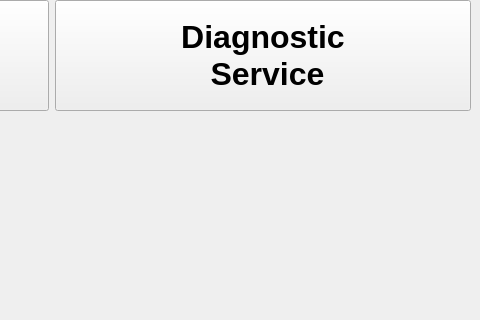
Qt form mainwindow.ui (solarpieter/SP515_Display_2) before a commit; both pictures show x 800 to 1280 and y 400 to 720 of the 1280 by 720 pixel window.
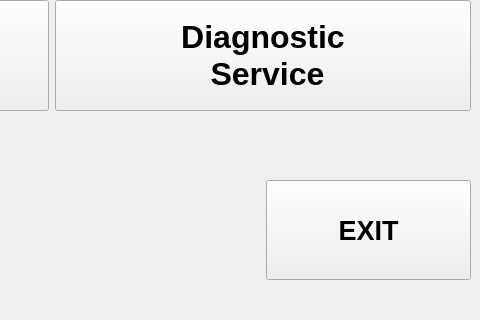
The same form after that commit. The open tabs and pages were chosen to show the change. Icons and pictures are not drawn. Custom widgets are drawn as their Qt base class.

Commit message: Exit button on the Menu page

Patch:
```diff
--- a/mainwindow.ui
+++ b/mainwindow.ui
@@ -1045,6 +1045,34 @@
        </size>
       </property>
      </widget>
+     <widget class="QPushButton" name="pushButtonMenuExit">
+      <property name="geometry">
+       <rect>
+        <x>1066</x>
+        <y>580</y>
+        <width>205</width>
+        <height>100</height>
+       </rect>
+      </property>
+      <property name="font">
+       <font>
+        <pointsize>20</pointsize>
+        <bold>true</bold>
+       </font>
+      </property>
+      <property name="text">
+       <string>EXIT</string>
+      </property>
+      <property name="icon">
+       <iconset theme="QIcon::ThemeIcon::ApplicationExit"/>
+      </property>
+      <property name="iconSize">
+       <size>
+        <width>48</width>
+        <height>48</height>
+       </size>
+      </property>
+     </widget>
      <widget class="QWidget" name="layoutWidget">
       <property name="geometry">
        <rect>
```
Left out of the diff: 2 changed lines with no effect on the pictures. The commit also changes 4 other files.
